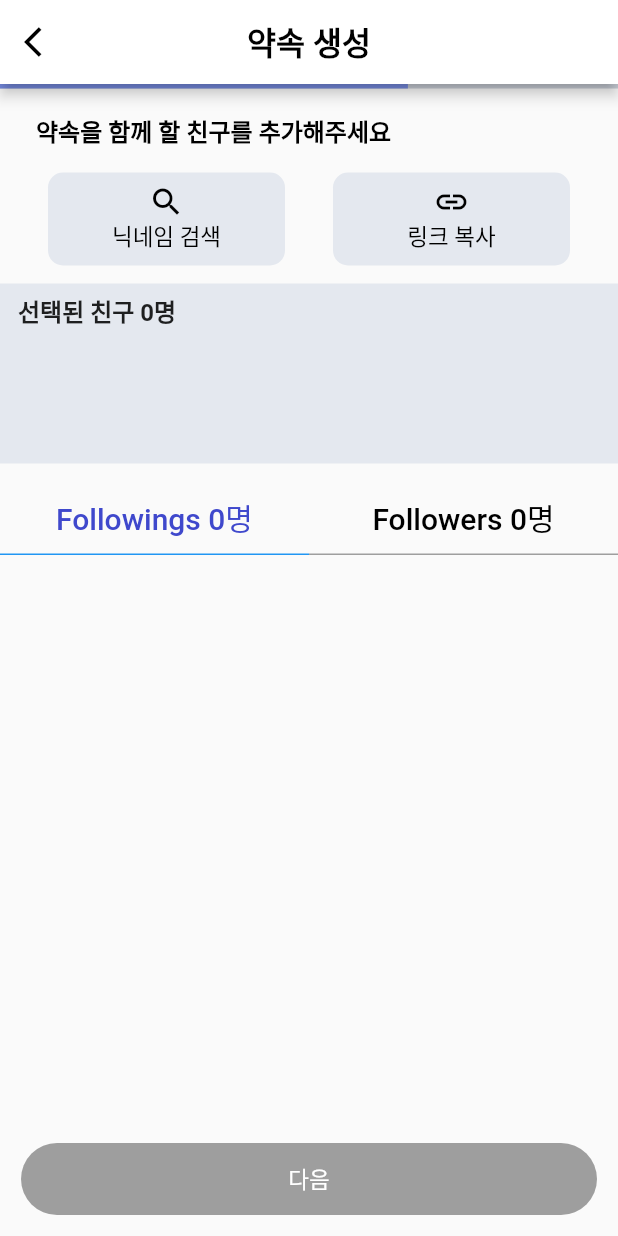
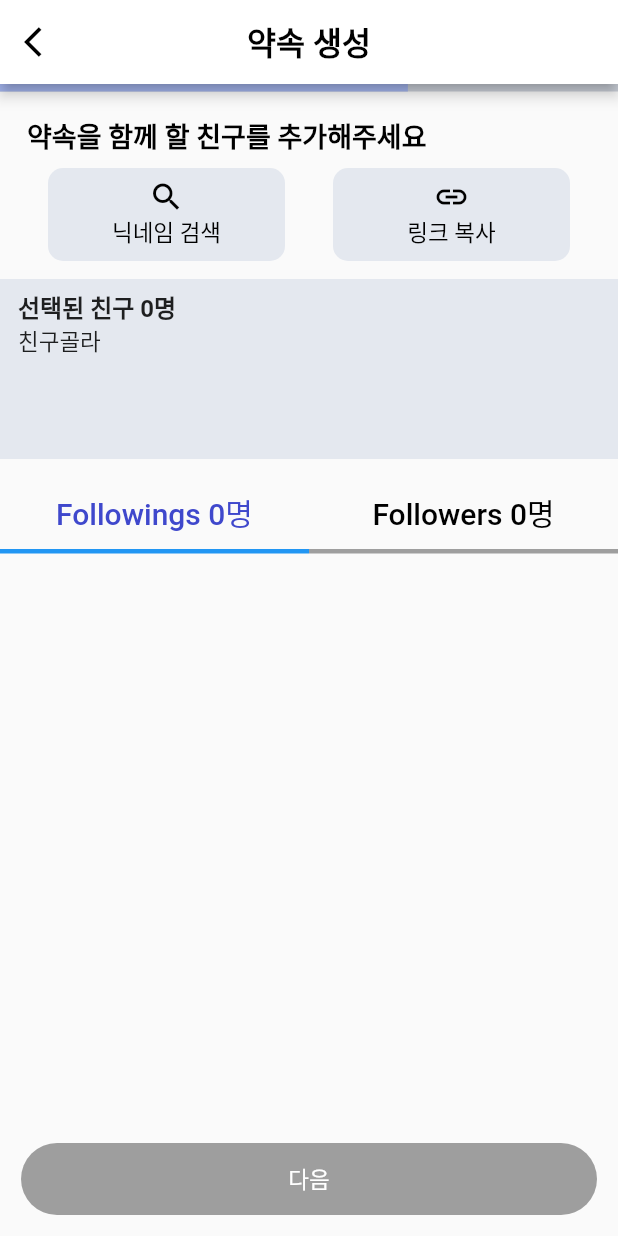
Before and after one commit to iri95/P_ON, a Flutter app: the SelectedFriends screen opened directly, after a tap on "다음", on a phone screen of 412 x 824 dp. Run offline on Flutter 3.47's test engine with Material 2 defaults, Android fonts, the phone set to English and light mode, and no system bars; drawn by our look-alikes of percent_indicator; our stand-ins replace after_layout, device_info, dio, easy_localization, eva_icons_flutter, firebase_core and 17 more; missing offline and left inert: day_night_time_picker, flutter_naver_map, kakao_flutter_sdk, kakao_flutter_sdk_user, keyboard_utils_fork, nav and 1 more; accounts and stored records are empty; network calls fail.

Commit message:
Feat: 방생성 UI 수정 및 빈곳 채우기
비어있는 곳 채우는 중

Change-Id: I8f7cc445807743f63a8c227fe3f97690422c436b

Former-commit-id: 5d6ecea52f44ddeddebeee922696a4991a00a941

```diff
--- a/P_ON/lib/common/widget/w_basic_appbar.dart
+++ b/P_ON/lib/common/widget/w_basic_appbar.dart
@@ -21,7 +21,6 @@ class BasicAppBar extends StatelessWidget {
   Widget build(BuildContext context) {
     return Column(
       children: [
-
         Container(
           decoration: const BoxDecoration(
             border: Border(bottom: BorderSide(color: Colors.grey, width: 1)),
@@ -48,7 +47,7 @@ class BasicAppBar extends StatelessWidget {
           LinearPercentIndicator(
             padding: EdgeInsets.zero,
             percent: (percentage ?? 0) / 100,
-            lineHeight: 3,
+            lineHeight: 5,
             backgroundColor: const Color(0xffCACFD8),
             progressColor: AppColors.mainBlue3,
             width: MediaQuery.of(context).size.width,
--- a/P_ON/lib/screen/main/tab/promise_room/f_create_promise.dart
+++ b/P_ON/lib/screen/main/tab/promise_room/f_create_promise.dart
@@ -60,15 +60,15 @@ class _CreatePromiseState extends ConsumerState<CreatePromise>
           LinearPercentIndicator(
             padding: EdgeInsets.zero,
             percent: 33 / 100,
-            lineHeight: 3,
+            lineHeight: 5,
             backgroundColor: const Color(0xffCACFD8),
-            progressColor: AppColors.mainBlue2,
+            progressColor: AppColors.mainBlue3,
             width: MediaQuery.of(context).size.width,
           ),
           Container(
               margin: const EdgeInsets.all(24),
               alignment: Alignment.topLeft,
-              child: '약속명을 입력해 주세요'.text.black.size(16).semiBold.make()),
+              child: '약속명을 입력해 주세요'.text.black.size(18).semiBold.make()),
           Container(
             margin: const EdgeInsets.symmetric(horizontal: 24),
             padding: const EdgeInsets.symmetric(horizontal: 10),
--- a/P_ON/lib/screen/main/tab/promise_room/f_last_create_promise.dart
+++ b/P_ON/lib/screen/main/tab/promise_room/f_last_create_promise.dart
@@ -139,9 +139,9 @@ class _LastCreatePromiseState extends ConsumerState<LastCreatePromise> {
           LinearPercentIndicator(
             padding: EdgeInsets.zero,
             percent: 100 / 100,
-            lineHeight: 3,
+            lineHeight: 5,
             backgroundColor: const Color(0xffCACFD8),
-            progressColor: AppColors.mainBlue2,
+            progressColor: AppColors.mainBlue3,
             width: MediaQuery.of(context).size.width,
           ),
           _buildTextField('날짜', dateController, dateNode, timeNode),
--- a/P_ON/lib/screen/main/tab/promise_room/f_selected_friends.dart
+++ b/P_ON/lib/screen/main/tab/promise_room/f_selected_friends.dart
@@ -15,6 +15,8 @@ class SelectedFriends extends ConsumerStatefulWidget {
 }
 
 class _SelectedFriendsState extends ConsumerState<SelectedFriends> {
+  bool _showError = false;
+
   @override
   Widget build(BuildContext context) {
     final promise = ref.watch(promiseProvider);
@@ -37,16 +39,17 @@ class _SelectedFriendsState extends ConsumerState<SelectedFriends> {
           LinearPercentIndicator(
             padding: EdgeInsets.zero,
             percent: 66 / 100,
-            lineHeight: 3,
+            lineHeight: 5,
             backgroundColor: const Color(0xffCACFD8),
-            progressColor: AppColors.mainBlue2,
+            progressColor: AppColors.mainBlue3,
             width: MediaQuery.of(context).size.width,
           ),
           Container(
-            margin: const EdgeInsets.symmetric(vertical: 16, horizontal: 24),
+            margin: const EdgeInsets.fromLTRB(18, 16, 18, 8),
             alignment: Alignment.topLeft,
-            child: '약속을 함께 할 친구를 추가해주세요'.text.black.size(16).semiBold.make(),
+            child: '약속을 함께 할 친구를 추가해주세요'.text.black.size(18).semiBold.make(),
           ),
+          // TODO: 이거 어쩔까
           Row(
             mainAxisAlignment: MainAxisAlignment.center,
             children: [
@@ -82,6 +85,7 @@ class _SelectedFriendsState extends ConsumerState<SelectedFriends> {
               )
             ],
           ),
+
           Container(
             height: 120,
             margin: const EdgeInsets.symmetric(vertical: 12),
@@ -96,7 +100,11 @@ class _SelectedFriendsState extends ConsumerState<SelectedFriends> {
                     .size(16)
                     .make(),
                 Expanded(
-                  child: ListView(
+                  child: (_showError && promise.selected_friends!.length == 0)
+                      ? ListView(
+                          children: [Text('친구골라')],
+                        )
+                      : ListView(
                           scrollDirection: Axis.horizontal,
                           children: promise.selected_friends
                                   ?.map((friend) => FriendsList(friend))
@@ -120,12 +128,20 @@ class _SelectedFriendsState extends ConsumerState<SelectedFriends> {
                       ? AppColors.mainBlue
                       : Colors.grey),
               onPressed: () {
-              if (promise.selected_friends?.length != 0) {
+                if (promise.selected_friends == null ||
+                    promise.selected_friends!.length == 0) {
+                  setState(() {
+                    _showError = true;
+                  });
+                } else {
                   Nav.push(const LastCreatePromise());
                 }
               },
-            child: const Text('다음')),
-      ),
+              // child: Text(promise.selected_friends == null ||
+              //         promise.selected_friends!.length == 0
+              //     ? '건너뛰기'
+              //     : '다음'),
+              child: Text('다음'))),
     );
     // ,
     //   ),
--- a/P_ON/lib/screen/main/tab/promise_room/widget/w_follows.dart
+++ b/P_ON/lib/screen/main/tab/promise_room/widget/w_follows.dart
@@ -23,14 +23,12 @@ class _FollowsState extends ConsumerState<Follows> {
   List followerList = [];
 
   Future<void> getFollowingList() async {
-    // 현재 저장된 서버 토큰을 가져옵니다.
     final loginState = ref.read(loginStateProvider);
     final token = loginState.serverToken;
     final id = loginState.id;
 
     var headers = {'Authorization': '$token', 'id': '$id'};
 
-    // 서버 토큰이 없으면
     if (token == null) {
       await kakaoLogin(ref);
       await fetchToken(ref);
@@ -120,14 +118,23 @@ class _FollowsState extends ConsumerState<Follows> {
               decoration: BoxDecoration(
                   border: Border(
                       bottom: BorderSide(
-                          color: isSelected ? Colors.blue : Colors.grey))),
+                          color: isSelected ? Colors.blue : Colors.grey,
+                          width: 3))),
               child: TextButton(
                 onPressed: () {
                   setState(() {
-                    isSelected = !isSelected;
+                    isSelected = true;
                   });
                 },
                 style: ButtonStyle(
+                  overlayColor: MaterialStateProperty.resolveWith<Color>(
+                    (Set<MaterialState> states) {
+                      if (states.contains(MaterialState.pressed)) {
+                        return AppColors.grey100;
+                      }
+                      return Colors.transparent;
+                    },
+                  ),
                   foregroundColor: MaterialStateProperty.resolveWith((states) {
                     if (states.contains(MaterialState.pressed)) {
                       return Colors.black;
@@ -147,14 +154,23 @@ class _FollowsState extends ConsumerState<Follows> {
               decoration: BoxDecoration(
                   border: Border(
                       bottom: BorderSide(
-                          color: !isSelected ? Colors.blue : Colors.grey))),
+                          color: !isSelected ? Colors.blue : Colors.grey,
+                          width: 3))),
               child: TextButton(
                 onPressed: () {
                   setState(() {
-                    isSelected = !isSelected;
+                    isSelected = false;
                   });
                 },
                 style: ButtonStyle(
+                  overlayColor: MaterialStateProperty.resolveWith<Color>(
+                    (Set<MaterialState> states) {
+                      if (states.contains(MaterialState.pressed)) {
+                        return AppColors.grey100;
+                      }
+                      return Colors.transparent;
+                    },
+                  ),
                   foregroundColor: MaterialStateProperty.resolveWith((states) {
                     if (states.contains(MaterialState.pressed)) {
                       return Colors.black;
```
Lines whose indentation alone changed are shown as unchanged.
